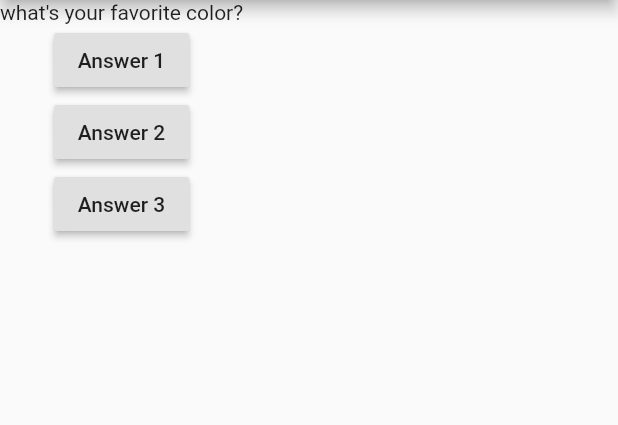
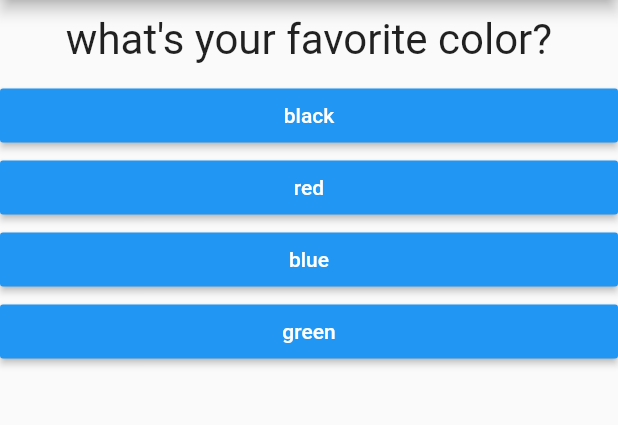
Before and after one commit to karthikbokkesam/Flutter_app, a Flutter app: the screen it shows after launch, on a phone screen of 412 x 824 dp, the part 84-509 px from its top. Run offline on Flutter 3.47's test engine with Material 2 defaults, Android fonts, the phone set to English and light mode, and no system bars.

```diff
--- /dev/null
+++ b/lib/answer.dart
@@ -0,0 +1,21 @@
+import 'package:flutter/material.dart';
+
+class Answer extends StatelessWidget {
+  final Function selectHandler;
+  final String answerText;
+
+  Answer(this.selectHandler, this.answerText);
+
+  @override
+  Widget build(BuildContext context) {
+    return Container(
+      width: double.infinity,
+      child: RaisedButton(
+        color: Colors.blue,
+        textColor: Colors.white,
+        child: Text(answerText),
+        onPressed: selectHandler,
+      ),
+    );
+  }
+}
--- a/lib/main.dart
+++ b/lib/main.dart
@@ -1,4 +1,7 @@
 import 'package:flutter/material.dart';
+
+import 'package:first_app/quiz.dart';
+import 'package:first_app/result.dart';
 
 void main() => runApp(MyApp());
 
@@ -6,26 +9,61 @@ class MyApp extends StatefulWidget {
   @override
   State<StatefulWidget> createState() {
     // TODO: implement createState
-    return MyAppState();
+    return _MyAppState();
   }
 }
 
-class MyAppState extends State<MyApp> {
-  var questionIndex = 0;
+class _MyAppState extends State<MyApp> {
+  var _questionIndex = 0;
+  var _totalScore = 0;
 
-  void answerQuestion() {
+  void _reset() {
     setState(() {
-      questionIndex = questionIndex + 1;
+      _totalScore = 0;
+      _questionIndex = 0;
+    });
+  }
+
+  void _answerQuestion(int score) {
+    _totalScore += score;
+
+    setState(() {
+      _questionIndex = _questionIndex + 1;
     });
 
-    print(questionIndex);
+    print(_questionIndex);
   }
 
   @override
   Widget build(BuildContext context) {
-    var questions = [
-      "what's your favorite color?",
-      "what's your favorite animal?",
+    var _questions = [
+      {
+        'questionText': "what's your favorite color?",
+        'answers': [
+          {'text': 'black', 'score': 10},
+          {'text': 'red', 'score': 5},
+          {'text': 'blue', 'score': 3},
+          {'text': 'green', 'score': 1},
+        ]
+      },
+      {
+        'questionText': "what's your favorite animal?",
+        'answers': [
+          {'text': 'rabbit', 'score': 2},
+          {'text': 'snake', 'score': 6},
+          {'text': 'elephant', 'score': 5},
+          {'text': 'lion', 'score': 4}
+        ]
+      },
+      {
+        'questionText': "what's your favorite bird?",
+        'answers': [
+          {'text': 'parrot', 'score': 3},
+          {'text': 'tucan', 'score': 2},
+          {'text': 'sparrow', 'score': 1},
+          {'text': 'eagle', 'score': 5}
+        ]
+      }
     ];
 
     return MaterialApp(
@@ -33,23 +71,13 @@ class MyAppState extends State<MyApp> {
         appBar: AppBar(
           title: Text('My First App'),
         ),
-        body: Column(
-          children: [
-            Text(questions[questionIndex]),
-            RaisedButton(
-              child: Text('Answer 1'),
-              onPressed: answerQuestion,
-            ),
-            RaisedButton(
-              child: Text('Answer 2'),
-              onPressed: answerQuestion,
-            ),
-            RaisedButton(
-              child: Text('Answer 3'),
-              onPressed: answerQuestion,
-            ),
-          ],
-        ),
+        body: _questionIndex < _questions.length
+            ? Quiz(
+                answerQuestion: _answerQuestion,
+                questions: _questions,
+                questionIndex: _questionIndex,
+              )
+            : Result(_totalScore, _reset),
       ),
     );
   }
--- /dev/null
+++ b/lib/question.dart
@@ -0,0 +1,20 @@
+import 'package:flutter/material.dart';
+
+class Question extends StatelessWidget {
+  final String questionText;
+
+  Question(this.questionText);
+
+  @override
+  Widget build(BuildContext context) {
+    return Container(
+      width: double.infinity,
+      margin: EdgeInsets.all(10),
+      child: Text(
+        questionText,
+        style: TextStyle(fontSize: 28),
+        textAlign: TextAlign.center,
+      ),
+    );
+  }
+}
--- /dev/null
+++ b/lib/quiz.dart
@@ -0,0 +1,30 @@
+import 'package:flutter/material.dart';
+
+import './answer.dart';
+import './question.dart';
+
+class Quiz extends StatelessWidget {
+  final Function answerQuestion;
+  final List<Map<String, Object>> questions;
+  final int questionIndex;
+
+  Quiz(
+      {@required this.answerQuestion,
+      @required this.questions,
+      @required this.questionIndex});
+
+  @override
+  Widget build(BuildContext context) {
+    return Column(
+      children: [
+        Question(
+          questions[questionIndex]['questionText'],
+        ),
+        ...(questions[questionIndex]['answers'] as List<Map<String, Object>>)
+            .map((answer) {
+          return Answer(() => answerQuestion(answer['score']), answer['text']);
+        }).toList()
+      ],
+    );
+  }
+}
```
Also changed, not shown: lib/result.dart (added, +41 -0 lines).
